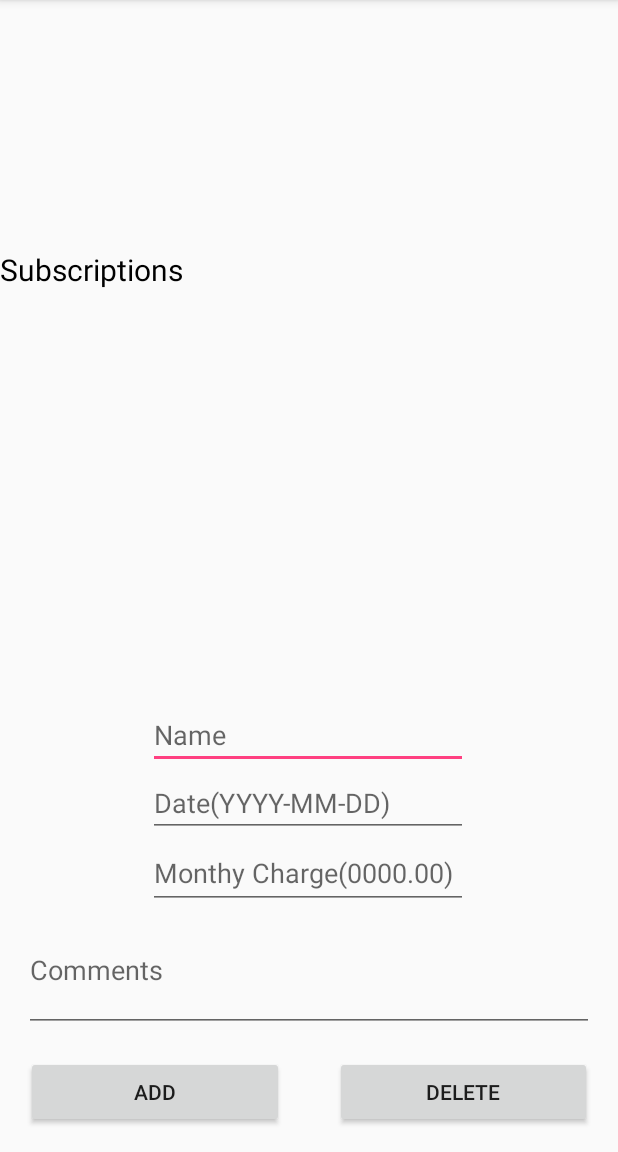
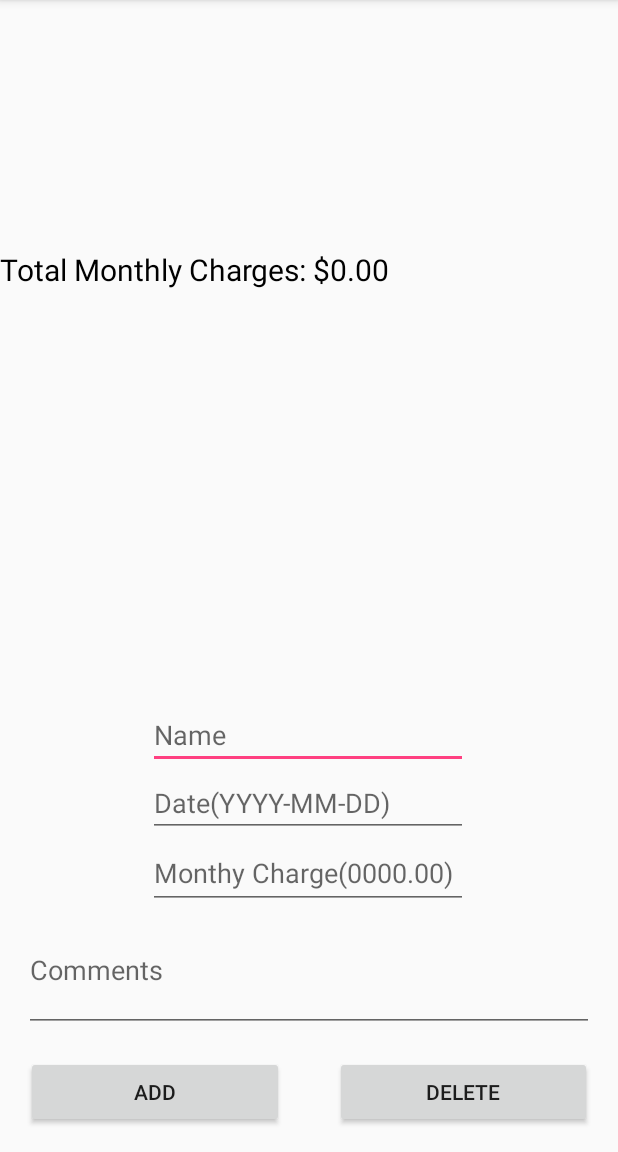
Before and after one commit to 99sshimizu/zhixiao_SubBook, an Android app: the screen it shows after launch (zhixiao_SubBook), on a phone screen of 412 x 824 dp, the part 84-1236 px from its top. Run offline under Robolectric (Android 15) with nearby library versions, the phone set to English and light mode, and no system bars.

```diff
--- a/app/src/main/res/values/strings.xml
+++ b/app/src/main/res/values/strings.xml
@@ -6,7 +6,7 @@
     <string name="enter_comment">Comments</string>
     <string name="enter_fee">Monthy Charge(0000.00)</string>
     <string name="select_date">Date(YYYY-MM-DD)</string>
-    <string name="sub_title">Subscriptions</string>
+    <string name="sub_title">Total Monthly Charges: $0.00</string>
     <string name="save_changes">Save Changes</string>
     <string name="display_name">Name of Subscription</string>
     <string name="display_date">Start Date</string>
```
Also changed, not shown: 2 other files.
